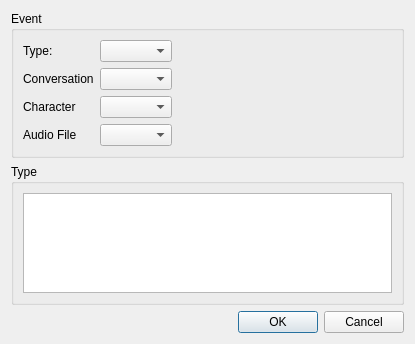
This is EventDialog.ui in MikeMcQuaid/Fabula as Qt 5 draws it before an edit. The edited form follows.
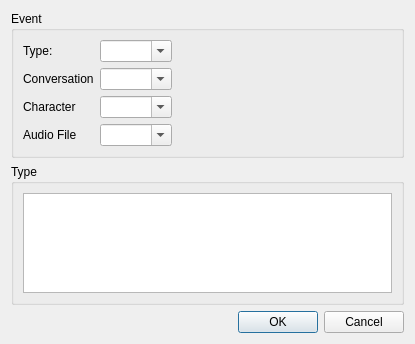
This is the edited form.

Commit message: Improve EventDialog to read information correctly and start writing.

Patch:
```diff
--- a/EventDialog.ui
+++ b/EventDialog.ui
@@ -33,7 +33,11 @@
          </widget>
         </item>
         <item row="0" column="1">
-         <widget class="QComboBox" name="typeComboBox"/>
+         <widget class="QComboBox" name="typeComboBox">
+          <property name="editable">
+           <bool>true</bool>
+          </property>
+         </widget>
         </item>
         <item row="1" column="0">
          <widget class="QLabel" name="conversationLabel">
@@ -43,7 +47,11 @@
          </widget>
         </item>
         <item row="1" column="1">
-         <widget class="QComboBox" name="conversationComboBox"/>
+         <widget class="QComboBox" name="conversationComboBox">
+          <property name="editable">
+           <bool>true</bool>
+          </property>
+         </widget>
         </item>
         <item row="2" column="0">
          <widget class="QLabel" name="characterLabel">
@@ -53,7 +61,11 @@
          </widget>
         </item>
         <item row="2" column="1">
-         <widget class="QComboBox" name="characterComboBox"/>
+         <widget class="QComboBox" name="characterComboBox">
+          <property name="editable">
+           <bool>true</bool>
+          </property>
+         </widget>
         </item>
         <item row="3" column="0">
          <widget class="QLabel" name="audioFileLabel">
@@ -63,7 +75,11 @@
          </widget>
         </item>
         <item row="3" column="1">
-         <widget class="QComboBox" name="audioFileComboBox"/>
+         <widget class="QComboBox" name="audioFileComboBox">
+          <property name="editable">
+           <bool>true</bool>
+          </property>
+         </widget>
         </item>
        </layout>
       </item>
```
The commit also changes 2 other files.
